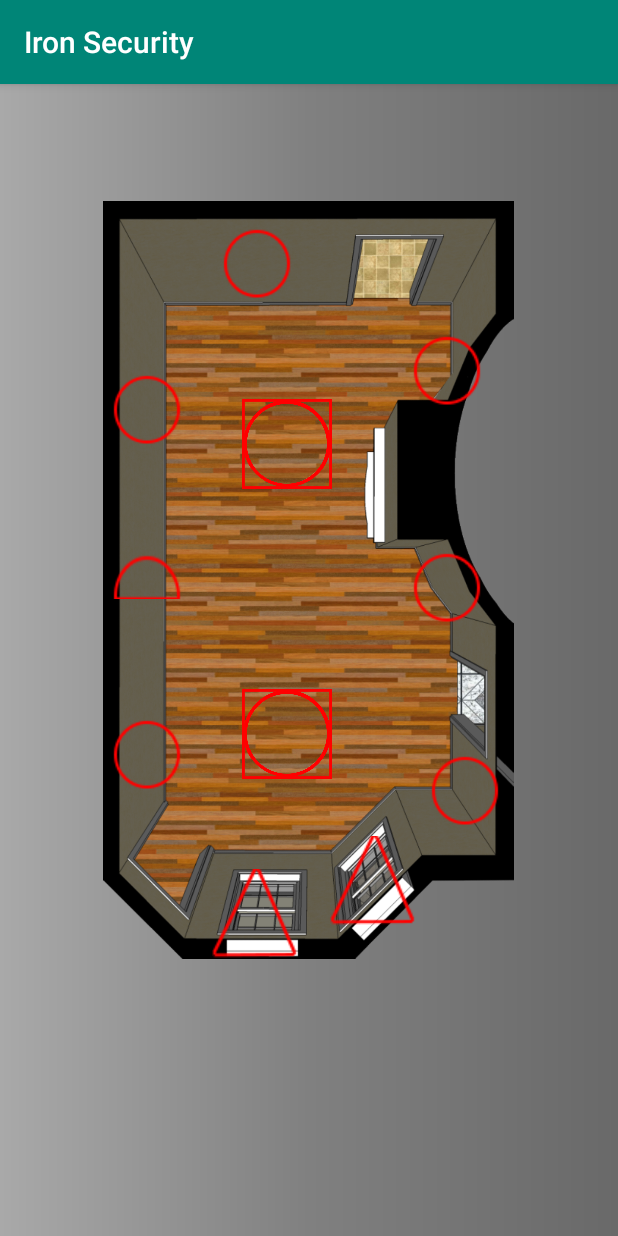
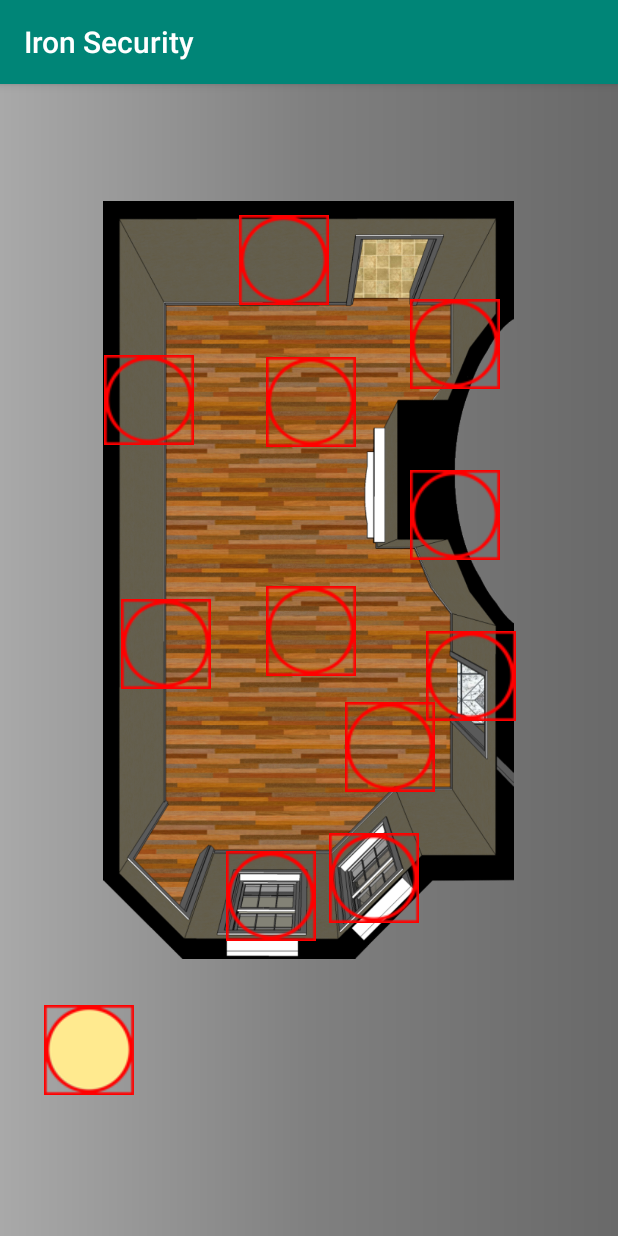
Before and after one commit to GFablet/domotique-client-android, an Android app: the RoomActivity screen opened directly, with no data from a screen before it, on a phone screen of 412 x 824 dp. Run offline under Robolectric (Android 15) with nearby library versions, the phone set to English and light mode, and no system bars.

Commit message:
modifications layout salon
changement des icones, et des boutons en checkbox

```diff
--- a/app/src/main/java/com/ironsecurity/operate_house/RoomActivity.java
+++ b/app/src/main/java/com/ironsecurity/operate_house/RoomActivity.java
@@ -4,9 +4,11 @@ import android.support.v7.app.AppCompatActivity;
 import android.os.Bundle;
 import android.view.View;
 import android.widget.Button;
+import android.widget.CheckBox;
 import android.widget.CompoundButton;
 import android.widget.RadioButton;
 import android.widget.Switch;
+import android.widget.Toast;
 
 import com.ironsecurity.MainActivity;
 import com.ironsecurity.R;
@@ -17,39 +19,29 @@ public class RoomActivity extends AppCompatActivity {
     Button buttonLumiere1;
     Button buttonVolet1;
     Button buttonClim;
-    RadioButton radio;
+    CheckBox checkBox;
+
 
     @Override
     protected void onCreate(Bundle savedInstanceState) {
         super.onCreate(savedInstanceState);
         setContentView(R.layout.salon_layout);
 
-        buttonLumiere1 = findViewById(R.id.buttonLumiere1);
-        buttonVolet1 = findViewById(R.id.buttonVolet1);
 
-        //radio = findViewById(R.id.radioButton);
 
-        radio.setOnCheckedChangeListener(new CompoundButton.OnCheckedChangeListener() {
+        checkBox = findViewById(R.id.radioButtonLampe1);
+        checkBox.setChecked(true);
+
+        checkBox.setOnCheckedChangeListener(new CompoundButton.OnCheckedChangeListener() {
             @Override
             public void onCheckedChanged(CompoundButton buttonView, boolean isChecked) {
-
+                if(isChecked)
+                {
+                    Toast.makeText(RoomActivity.this, "Checked", Toast.LENGTH_SHORT).show();
+                } else
+                    Toast.makeText(RoomActivity.this, "Unchecked", Toast.LENGTH_SHORT).show();
             }
         });
 
-        buttonLumiere1.setOnClickListener(new View.OnClickListener() {
-            @Override
-            public void onClick(View v) {
-                MainActivity.clientThread.sendMessage("operateOneEquipment/"+v.getTag().toString()+"/0");
-            }
-        });
-        buttonVolet1.setOnClickListener(new View.OnClickListener() {
-            @Override
-            public void onClick(View v) {
-                MainActivity.clientThread.sendMessage("operateOneEquipment/"+v.getTag().toString()+"/0");
-            }
-        });
-
-
-
     }
 }
--- /dev/null
+++ b/app/src/main/res/drawable/radio_selector_clim.xml
@@ -0,0 +1,6 @@
+<?xml version="1.0" encoding="utf-8"?>
+<selector xmlns:android="http://schemas.android.com/apk/res/android">
+    <item android:state_checked="true" android:drawable="@drawable/clim_chaud" />
+    <item android:state_checked="false" android:drawable="@drawable/clim_eteinte" />
+
+</selector>
--- /dev/null
+++ b/app/src/main/res/drawable/radio_selector_lumiere.xml
@@ -0,0 +1,6 @@
+<?xml version="1.0" encoding="utf-8"?>
+<selector xmlns:android="http://schemas.android.com/apk/res/android">
+    <item android:state_checked="true" android:drawable="@drawable/lampe_carree_on" />
+    <item android:state_checked="false" android:drawable="@drawable/lampe_carree_off" />
+
+</selector>
--- /dev/null
+++ b/app/src/main/res/drawable/radio_selector_lumiere_carree.xml
@@ -0,0 +1,6 @@
+<?xml version="1.0" encoding="utf-8"?>
+<selector xmlns:android="http://schemas.android.com/apk/res/android">
+    <item android:state_checked="true" android:drawable="@drawable/lampe_carree_on" />
+    <item android:state_checked="false" android:drawable="@drawable/lampe_carree_off" />
+
+</selector>
--- /dev/null
+++ b/app/src/main/res/drawable/radio_selector_volet.xml
@@ -0,0 +1,6 @@
+<?xml version="1.0" encoding="utf-8"?>
+<selector xmlns:android="http://schemas.android.com/apk/res/android">
+    <item android:state_checked="true" android:drawable="@drawable/volet_ferme" />
+    <item android:state_checked="false" android:drawable="@drawable/volet_ouvert" />
+
+</selector>
--- a/app/src/main/res/layout/salon_layout.xml
+++ b/app/src/main/res/layout/salon_layout.xml
@@ -21,11 +21,13 @@
         app:layout_constraintTop_toTopOf="parent"
         app:srcCompat="@drawable/salon" />
 
-    <Button
-        android:id="@+id/buttonLumiere1"
+    <CheckBox
+        android:id="@+id/checkBoxLampe1"
         android:layout_width="60dp"
         android:layout_height="60dp"
-        android:background="@drawable/cercle"
+        android:layout_marginStart="29dp"
+        android:layout_marginBottom="94dp"
+        android:button="@drawable/radio_selector_lumiere_carree"
         android:tag="39"
         app:layout_constraintBottom_toBottomOf="@+id/imageView4"
         app:layout_constraintEnd_toEndOf="@+id/imageView4"
@@ -34,11 +36,14 @@
         app:layout_constraintTop_toTopOf="@+id/imageView4"
         app:layout_constraintVertical_bias="0.026" />
 
-    <Button
-        android:id="@+id/buttonLumiere8"
+    <CheckBox
+        android:id="@+id/checkBoxLampe2"
         android:layout_width="60dp"
         android:layout_height="60dp"
-        android:background="@drawable/lampe_carree_off"
+        android:layout_marginStart="29dp"
+        android:layout_marginBottom="94dp"
+        android:button="@drawable/radio_selector_lumiere_carree"
+        android:tag="39"
         app:layout_constraintBottom_toBottomOf="@+id/imageView4"
         app:layout_constraintEnd_toEndOf="@+id/imageView4"
         app:layout_constraintHorizontal_bias="0.448"
@@ -46,35 +51,42 @@
         app:layout_constraintTop_toTopOf="@+id/imageView4"
         app:layout_constraintVertical_bias="0.296" />
 
-    <Button
-        android:id="@+id/buttonLumiere2"
+    <CheckBox
+        android:id="@+id/checkBoxLampe3"
         android:layout_width="60dp"
         android:layout_height="60dp"
-        android:background="@drawable/cercle"
+        android:layout_marginStart="29dp"
+        android:layout_marginBottom="94dp"
+        android:button="@drawable/radio_selector_lumiere_carree"
+        android:tag="39"
         app:layout_constraintBottom_toBottomOf="@+id/imageView4"
         app:layout_constraintEnd_toEndOf="@+id/imageView4"
-        app:layout_constraintHorizontal_bias="0.114"
+        app:layout_constraintHorizontal_bias="0.016"
         app:layout_constraintStart_toStartOf="@+id/imageView4"
         app:layout_constraintTop_toTopOf="@+id/imageView4"
-        app:layout_constraintVertical_bias="0.244" />
+        app:layout_constraintVertical_bias="0.293" />
 
-    <Button
-        android:id="@+id/buttonLumiere3"
+    <CheckBox
+        android:id="@+id/checkBoxLampe4"
         android:layout_width="60dp"
         android:layout_height="60dp"
-        android:background="@drawable/cercle"
+        android:layout_marginStart="29dp"
+        android:layout_marginBottom="180dp"
+        android:button="@drawable/radio_selector_lumiere_carree"
+        android:tag="39"
         app:layout_constraintBottom_toBottomOf="@+id/imageView4"
         app:layout_constraintEnd_toEndOf="@+id/imageView4"
-        app:layout_constraintHorizontal_bias="0.114"
-        app:layout_constraintStart_toStartOf="@+id/imageView4"
-        app:layout_constraintTop_toTopOf="@+id/imageView4"
-        app:layout_constraintVertical_bias="0.761" />
+        app:layout_constraintHorizontal_bias="0.06"
+        app:layout_constraintStart_toStartOf="@+id/imageView4" />
 
-    <Button
-        android:id="@+id/buttonLumiere4"
+    <CheckBox
+        android:id="@+id/checkBoxLampe8"
         android:layout_width="60dp"
         android:layout_height="60dp"
-        android:background="@drawable/cercle"
+        android:layout_marginStart="29dp"
+        android:layout_marginBottom="94dp"
+        android:button="@drawable/radio_selector_lumiere_carree"
+        android:tag="39"
         app:layout_constraintBottom_toBottomOf="@+id/imageView4"
         app:layout_constraintEnd_toEndOf="@+id/imageView4"
         app:layout_constraintHorizontal_bias="0.831"
@@ -82,23 +94,29 @@
         app:layout_constraintTop_toTopOf="@+id/imageView4"
         app:layout_constraintVertical_bias="0.186" />
 
-    <Button
-        android:id="@+id/buttonLumiere5"
+    <CheckBox
+        android:id="@+id/checkBoxLampe5"
         android:layout_width="60dp"
         android:layout_height="60dp"
-        android:background="@drawable/cercle"
+        android:layout_marginStart="29dp"
+        android:layout_marginBottom="94dp"
+        android:button="@drawable/radio_selector_lumiere_carree"
+        android:tag="39"
         app:layout_constraintBottom_toBottomOf="@+id/imageView4"
         app:layout_constraintEnd_toEndOf="@+id/imageView4"
         app:layout_constraintHorizontal_bias="0.831"
         app:layout_constraintStart_toStartOf="@+id/imageView4"
         app:layout_constraintTop_toTopOf="@+id/imageView4"
-        app:layout_constraintVertical_bias="0.51" />
+        app:layout_constraintVertical_bias="0.51"  />
 
-    <Button
-        android:id="@+id/buttonLumiere6"
+    <CheckBox
+        android:id="@+id/checkBoxLampe6"
         android:layout_width="60dp"
         android:layout_height="60dp"
-        android:background="@drawable/cercle"
+        android:layout_marginStart="29dp"
+        android:layout_marginBottom="94dp"
+        android:button="@drawable/radio_selector_lumiere_carree"
+        android:tag="39"
         app:layout_constraintBottom_toBottomOf="@+id/imageView4"
         app:layout_constraintEnd_toEndOf="@+id/imageView4"
         app:layout_constraintHorizontal_bias="0.874"
@@ -106,36 +124,29 @@
         app:layout_constraintTop_toTopOf="@+id/imageView4"
         app:layout_constraintVertical_bias="0.815" />
 
-    <Button
-        android:id="@+id/buttonLumiere7"
+    <CheckBox
+        android:id="@+id/checkBoxLampe7"
         android:layout_width="60dp"
         android:layout_height="60dp"
-        android:background="@drawable/lampe_carree_off"
+        android:layout_marginStart="29dp"
+        android:layout_marginBottom="94dp"
+        android:button="@drawable/radio_selector_lumiere_carree"
+        android:tag="39"
         app:layout_constraintBottom_toBottomOf="@+id/imageView4"
         app:layout_constraintEnd_toEndOf="@+id/imageView4"
         app:layout_constraintHorizontal_bias="0.448"
         app:layout_constraintStart_toStartOf="@+id/imageView4"
         app:layout_constraintTop_toTopOf="@+id/imageView4"
-        app:layout_constraintVertical_bias="0.73" />
+        app:layout_constraintVertical_bias="0.73"/>
 
-    <Button
-        android:id="@+id/buttonClim"
-        android:layout_width="60dp"
-        android:layout_height="38dp"
-        android:background="@drawable/demicercle"
-        app:layout_constraintBottom_toBottomOf="@+id/imageView4"
-        app:layout_constraintEnd_toEndOf="@+id/imageView4"
-        app:layout_constraintHorizontal_bias="0.114"
-        app:layout_constraintStart_toStartOf="@+id/imageView4"
-        app:layout_constraintTop_toTopOf="@+id/imageView4"
-        app:layout_constraintVertical_bias="0.486" />
-
-    <Button
-        android:id="@+id/buttonVolet1"
+    <CheckBox
+        android:id="@+id/checkBoxClim"
         android:layout_width="60dp"
         android:layout_height="60dp"
-        android:background="@drawable/triangle"
-        android:tag="190"
+        android:layout_marginStart="29dp"
+        android:layout_marginBottom="94dp"
+        android:button="@drawable/radio_selector_lumiere_carree"
+        android:tag="39"
         app:layout_constraintBottom_toBottomOf="@+id/imageView4"
         app:layout_constraintEnd_toEndOf="@+id/imageView4"
         app:layout_constraintHorizontal_bias="0.659"
@@ -143,17 +154,40 @@
         app:layout_constraintTop_toTopOf="@+id/imageView4"
         app:layout_constraintVertical_bias="0.95" />
 
-    <Button
-        android:id="@+id/buttonVolet2"
+    <CheckBox
+        android:id="@+id/checkBoxVolet1"
         android:layout_width="60dp"
         android:layout_height="60dp"
-        android:background="@drawable/triangle"
+        android:layout_marginStart="29dp"
+        android:layout_marginBottom="24dp"
+        android:button="@drawable/radio_selector_lumiere_carree"
+        android:tag="190"
+        app:layout_constraintBottom_toBottomOf="@+id/imageView4"
+        app:layout_constraintEnd_toEndOf="@+id/imageView4"
+        app:layout_constraintHorizontal_bias="0.616"
+        app:layout_constraintStart_toStartOf="@+id/imageView4" />
+
+    <CheckBox
+        android:id="@+id/checkBoxVolet2"
+        android:layout_width="60dp"
+        android:layout_height="60dp"
+        android:layout_marginStart="29dp"
+        android:layout_marginBottom="12dp"
+        android:button="@drawable/radio_selector_lumiere_carree"
         android:tag="189"
         app:layout_constraintBottom_toBottomOf="@+id/imageView4"
         app:layout_constraintEnd_toEndOf="@+id/imageView4"
-        app:layout_constraintHorizontal_bias="0.376"
-        app:layout_constraintStart_toStartOf="@+id/imageView4"
-        app:layout_constraintTop_toTopOf="@+id/imageView4"
-        app:layout_constraintVertical_bias="1.0" />
+        app:layout_constraintHorizontal_bias="0.34"
+        app:layout_constraintStart_toStartOf="@+id/imageView4" />
+
+    <CheckBox
+        android:id="@+id/radioButtonLampe1"
+        android:layout_width="60dp"
+        android:layout_height="60dp"
+        android:layout_marginStart="29dp"
+        android:layout_marginBottom="94dp"
+        android:button="@drawable/radio_selector_lumiere_carree"
+        app:layout_constraintBottom_toBottomOf="parent"
+        app:layout_constraintStart_toStartOf="parent" />
 
 </android.support.constraint.ConstraintLayout>
```
Also changed, not shown: app/src/main/res/drawable/clim_chaud.png (added), app/src/main/res/drawable/clim_eteinte.png (renamed from app/src/main/res/drawable/demicercle.png), app/src/main/res/drawable/clim_froid.png (added), app/src/main/res/drawable/lampe_carree_off.png, app/src/main/res/drawable/lampe_carree_on.png, app/src/main/res/drawable/lampe_cercle_allumee.png (added), app/src/main/res/drawable/volet_ferme.png (added), app/src/main/res/drawable/volet_ouvert.png (renamed from app/src/main/res/drawable/triangle.png), 2 other files.
